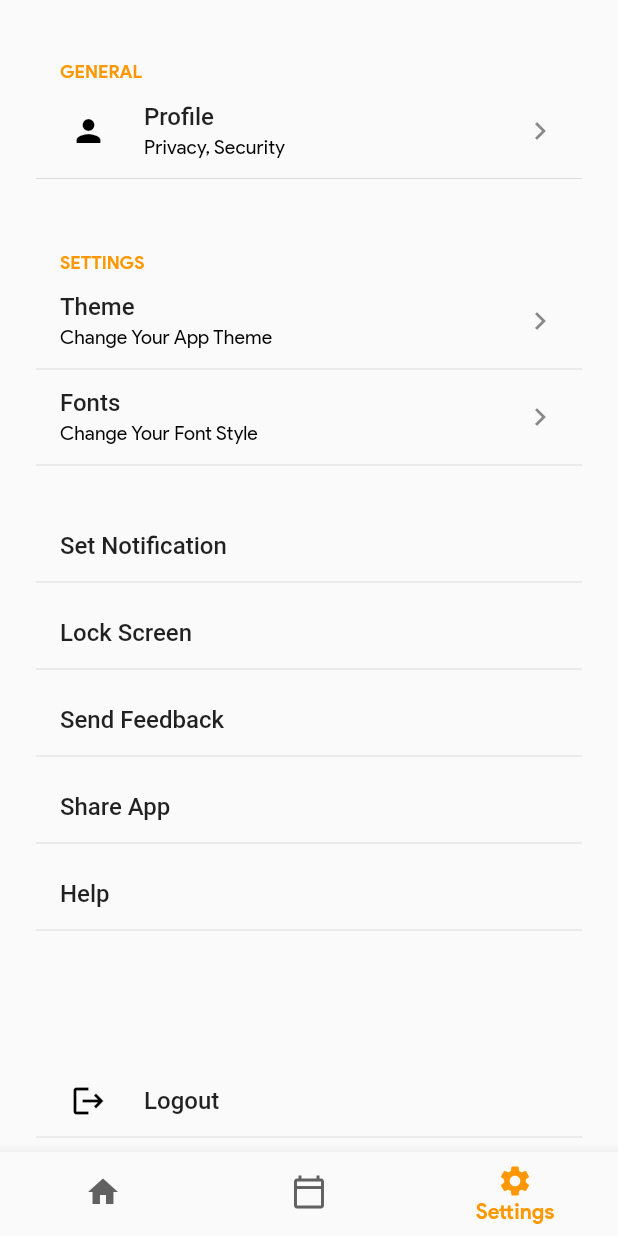
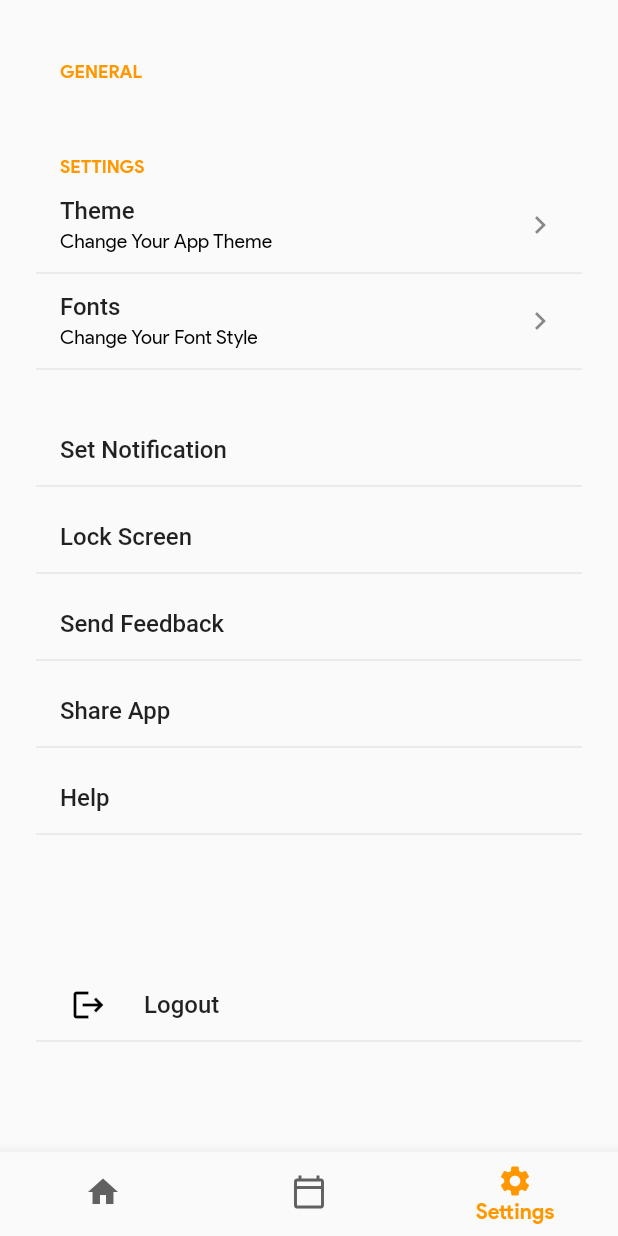
Before and after one commit to Akhil-ps-dev/final_sqlflit-diary, a Flutter app: the screen it shows after launch, item 3 of the bottom bar chosen, on a phone screen of 412 x 824 dp. Run offline on Flutter 3.47's test engine with Material 2 defaults, Android fonts, the phone set to English and light mode, and no system bars; drawn by our look-alikes of flutter_settings_screens; our stand-ins replace date_picker_timeline, google_fonts, image_picker, lite_rolling_switch, sqflite; accounts and stored records are empty.

Commit message:
added some changes

```diff
--- a/lib/05_settings_file/01_account_page.dart
+++ b/lib/05_settings_file/01_account_page.dart
@@ -1,53 +1,53 @@
-//@dart=2.9
-import 'package:devolopment/05_settings_file/01icon_widget.dart';
-import 'package:flutter/cupertino.dart';
-import 'package:flutter/material.dart';
-import 'package:flutter_settings_screens/flutter_settings_screens.dart';
+// //@dart=2.9
+// import 'package:devolopment/05_settings_file/icon_widget/01icon_widget.dart';
+// import 'package:flutter/cupertino.dart';
+// import 'package:flutter/material.dart';
+// import 'package:flutter_settings_screens/flutter_settings_screens.dart';
 
-class AccountPage extends StatelessWidget {
-  @override
-  Widget build(BuildContext context) => SimpleSettingsTile(
-        title: 'Profile',
-        subtitle: 'Privacy, Security',
-        leading: IconWidgets(
-          icon: Icons.person,
-        ),
-        child: SettingsScreen(
-          title: 'Account Settings',
-          children: <Widget>[
-            buildPrivacy(context),
-            buildSecurity(context),
-            buildAccountInfo(context),
-          ],
-        ),
-      );
+// class AccountPage extends StatelessWidget {
+//   @override
+//   Widget build(BuildContext context) => SimpleSettingsTile(
+//         title: 'Profile',
+//         subtitle: 'Privacy, Security',
+//         leading: IconWidgets(
+//           icon: Icons.person,
+//         ),
+//         child: SettingsScreen(
+//           title: 'Account Settings',
+//           children: <Widget>[
+//             buildPrivacy(context),
+//             buildSecurity(context),
+//             buildAccountInfo(context),
+//           ],
+//         ),
+//       );
 
-  Widget buildPrivacy(BuildContext context) => SimpleSettingsTile(
-        title: 'Privacy',
-        subtitle: '',
-        leading: IconWidgets(
-          icon: Icons.lock,
-          color: Colors.blueAccent,
-        ),
-        onTap: () {},
-      );
+//   Widget buildPrivacy(BuildContext context) => SimpleSettingsTile(
+//         title: 'Privacy',
+//         subtitle: '',
+//         leading: IconWidgets(
+//           icon: Icons.lock,
+//           color: Colors.blueAccent,
+//         ),
+//         onTap: () {},
+//       );
 
-  Widget buildSecurity(BuildContext context) => SimpleSettingsTile(
-        title: 'Security',
-        subtitle: '',
-        leading: IconWidgets(
-          icon: Icons.security,
-          color: Colors.blueAccent,
-        ),
-        onTap: () {},
-      );
+//   Widget buildSecurity(BuildContext context) => SimpleSettingsTile(
+//         title: 'Security',
+//         subtitle: '',
+//         leading: IconWidgets(
+//           icon: Icons.security,
+//           color: Colors.blueAccent,
+//         ),
+//         onTap: () {},
+//       );
 
-  Widget buildAccountInfo(BuildContext context) => SimpleSettingsTile(
-      title: 'Account Info',
-      subtitle: '',
-      leading: IconWidgets(
-        icon: Icons.info,
-        color: Colors.blueGrey,
-      ),
-      onTap: () {});
-}
+//   Widget buildAccountInfo(BuildContext context) => SimpleSettingsTile(
+//       title: 'Account Info',
+//       subtitle: '',
+//       leading: IconWidgets(
+//         icon: Icons.info,
+//         color: Colors.blueGrey,
+//       ),
+//       onTap: () {});
+// }
--- a/lib/05_settings_file/font_page/03_font_page.dart
+++ b/lib/05_settings_file/font_page/03_font_page.dart
@@ -1,6 +1,6 @@
 //@dart=2.9
 
-import 'package:devolopment/05_settings_file/01icon_widget.dart';
+import 'package:devolopment/05_settings_file/icon_widget/01icon_widget.dart';
 import 'package:flutter/material.dart';
 import 'package:flutter_settings_screens/flutter_settings_screens.dart';
 
--- a/lib/05_settings_file/theme_page/02_theme_page.dart
+++ b/lib/05_settings_file/theme_page/02_theme_page.dart
@@ -1,5 +1,5 @@
 //@dart=2.9
-import 'package:devolopment/05_settings_file/01icon_widget.dart';
+import 'package:devolopment/05_settings_file/icon_widget/01icon_widget.dart';
 import 'package:flutter/material.dart';
 import 'package:flutter_settings_screens/flutter_settings_screens.dart';
 
--- a/lib/screens/initial_pages/05_settings_page.dart
+++ b/lib/screens/initial_pages/05_settings_page.dart
@@ -1,8 +1,8 @@
 //@dart=2.9
 
-import 'package:devolopment/05_settings_file/01_account_page.dart';
-import 'package:devolopment/05_settings_file/01icon_widget.dart';
-import 'package:devolopment/05_settings_file/04_lockscreen_page.dart';
+
+import 'package:devolopment/05_settings_file/icon_widget/01icon_widget.dart';
+import 'package:devolopment/05_settings_file/lock_screen_page/04_lockscreen_page.dart';
 import 'package:devolopment/05_settings_file/font_page/03_font_page.dart';
 import 'package:devolopment/05_settings_file/notification_page/01notification_page.dart';
 import 'package:devolopment/05_settings_file/theme_page/02_theme_page.dart';
@@ -32,7 +32,7 @@ class _SettingsPageState extends State<SettingsPage> {
               SettingsGroup(
                 title: 'General',
                 children: <Widget>[
-                  AccountPage(),
+                //  AccountPage(),
 
                   //  buildNotification(),
                 ],
```
Also changed, not shown: lib/05_settings_file/icon_widget/01icon_widget.dart (renamed from lib/05_settings_file/01icon_widget.dart), lib/05_settings_file/lock_screen_page/04_lockscreen_page.dart (renamed from lib/05_settings_file/04_lockscreen_page.dart).
